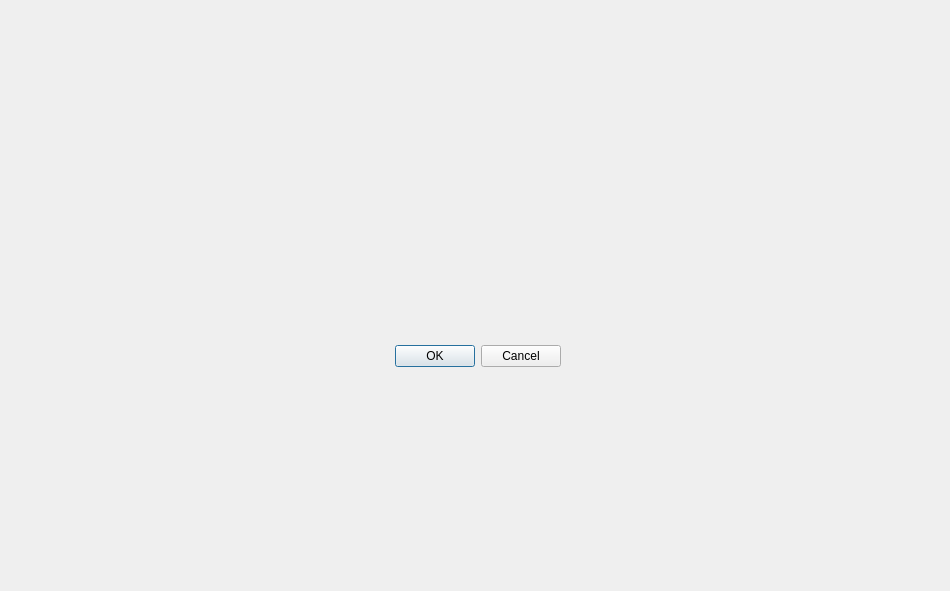
Old version of the form gui.ui in the repository Open-Telecoms-Data/ofds_consolidation_tool.
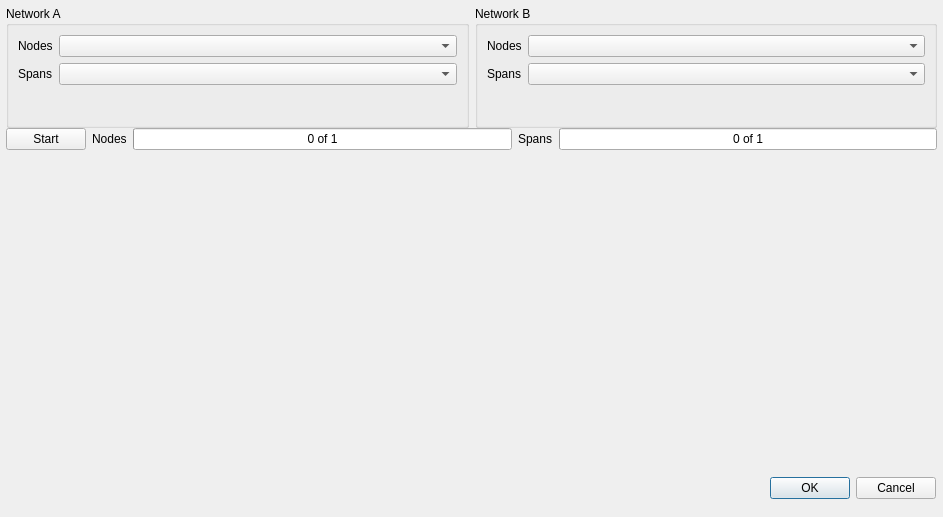
New version of the form. Custom widgets are drawn as their Qt base class.

What changed in the file:
```diff
--- a/gui.ui
+++ b/gui.ui
@@ -6,8 +6,8 @@
    <rect>
     <x>0</x>
     <y>0</y>
-    <width>950</width>
-    <height>591</height>
+    <width>943</width>
+    <height>517</height>
    </rect>
   </property>
   <property name="windowTitle">
@@ -19,10 +19,10 @@
   <widget class="QDialogButtonBox" name="buttons">
    <property name="geometry">
     <rect>
-     <x>220</x>
-     <y>340</y>
-     <width>341</width>
-     <height>32</height>
+     <x>770</x>
+     <y>470</y>
+     <width>166</width>
+     <height>36</height>
     </rect>
    </property>
    <property name="orientation">
@@ -32,25 +32,161 @@
     <set>QDialogButtonBox::Cancel|QDialogButtonBox::Ok</set>
    </property>
   </widget>
-  <widget class="QgsMapCanvas" name="canvas_left" native="true">
+  <widget class="QWidget" name="layoutWidget">
+   <property name="geometry">
+    <rect>
+     <x>6</x>
+     <y>6</y>
+     <width>931</width>
+     <height>122</height>
+    </rect>
+   </property>
+   <layout class="QHBoxLayout" name="selectFormsLayout">
+    <item>
+     <widget class="QGroupBox" name="groupBoxA">
+      <property name="title">
+       <string>Network A</string>
+      </property>
+      <layout class="QFormLayout" name="selectFormA">
+       <item row="0" column="0">
+        <widget class="QLabel" name="nodesLabelA">
+         <property name="text">
+          <string>Nodes</string>
+         </property>
+        </widget>
+       </item>
+       <item row="0" column="1">
+        <widget class="QComboBox" name="nodesComboBoxA"/>
+       </item>
+       <item row="1" column="0">
+        <widget class="QLabel" name="spansLabelA">
+         <property name="text">
+          <string>Spans</string>
+         </property>
+        </widget>
+       </item>
+       <item row="1" column="1">
+        <widget class="QComboBox" name="spansComboBoxA"/>
+       </item>
+      </layout>
+     </widget>
+    </item>
+    <item>
+     <widget class="QGroupBox" name="groupBoxB">
+      <property name="title">
+       <string>Network B</string>
+      </property>
+      <layout class="QFormLayout" name="selectFormB">
+       <item row="0" column="0">
+        <widget class="QLabel" name="nodesLabelB">
+         <property name="text">
+          <string>Nodes</string>
+         </property>
+        </widget>
+       </item>
+       <item row="0" column="1">
+        <widget class="QComboBox" name="nodesComboBoxB"/>
+       </item>
+       <item row="1" column="0">
+        <widget class="QLabel" name="spansLabelB">
+         <property name="text">
+          <string>Spans</string>
+         </property>
+        </widget>
+       </item>
+       <item row="1" column="1">
+        <widget class="QComboBox" name="spansComboBoxB"/>
+       </item>
+      </layout>
+     </widget>
+    </item>
+   </layout>
+  </widget>
+  <widget class="QWidget" name="layoutWidget">
    <property name="geometry">
     <rect>
      <x>10</x>
-     <y>10</y>
-     <width>451</width>
+     <y>170</y>
+     <width>921</width>
      <height>281</height>
     </rect>
    </property>
+   <layout class="QHBoxLayout" name="mapsLayout">
+    <item>
+     <widget class="QgsMapCanvas" name="mapA" native="true"/>
+    </item>
+    <item>
+     <widget class="QgsMapCanvas" name="mapB" native="true"/>
+    </item>
+   </layout>
   </widget>
-  <widget class="QgsMapCanvas" name="canvas_right" native="true">
+  <widget class="QWidget" name="layoutWidget">
    <property name="geometry">
     <rect>
-     <x>490</x>
-     <y>10</y>
-     <width>441</width>
-     <height>281</height>
+     <x>6</x>
+     <y>120</y>
+     <width>931</width>
+     <height>38</height>
     </rect>
    </property>
+   <layout class="QHBoxLayout" name="startLayout">
+    <item>
+     <widget class="QPushButton" name="startButton">
+      <property name="maximumSize">
+       <size>
+        <width>100</width>
+        <height>16777215</height>
+       </size>
+      </property>
+      <property name="text">
+       <string>Start</string>
+      </property>
+     </widget>
+    </item>
+    <item>
+     <widget class="QLabel" name="label">
+      <property name="text">
+       <string>Nodes</string>
+      </property>
+     </widget>
+    </item>
+    <item>
+     <widget class="QProgressBar" name="nodesProgressBar">
+      <property name="minimum">
+       <number>0</number>
+      </property>
+      <property name="maximum">
+       <number>1</number>
+      </property>
+      <property name="value">
+       <number>0</number>
+      </property>
+      <property name="format">
+       <string>%v of %m</string>
+      </property>
+     </widget>
+    </item>
+    <item>
+     <widget class="QLabel" name="label_2">
+      <property name="text">
+       <string>Spans</string>
+      </property>
+     </widget>
+    </item>
+    <item>
+     <widget class="QProgressBar" name="spansProgressBar">
+      <property name="maximum">
+       <number>1</number>
+      </property>
+      <property name="value">
+       <number>0</number>
+      </property>
+      <property name="format">
+       <string>%v of %m</string>
+      </property>
+     </widget>
+    </item>
+   </layout>
   </widget>
   <zorder>canvas_left</zorder>
   <zorder>buttons</zorder>
```
Left out of the diff: 13 changed lines with no effect on the pictures.
